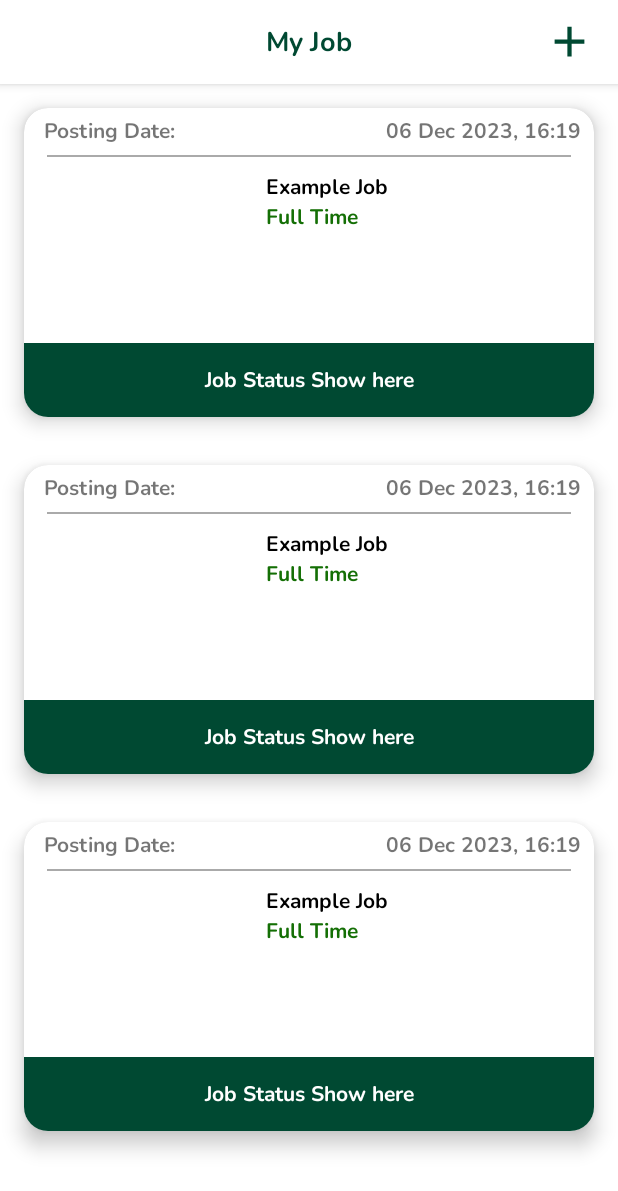
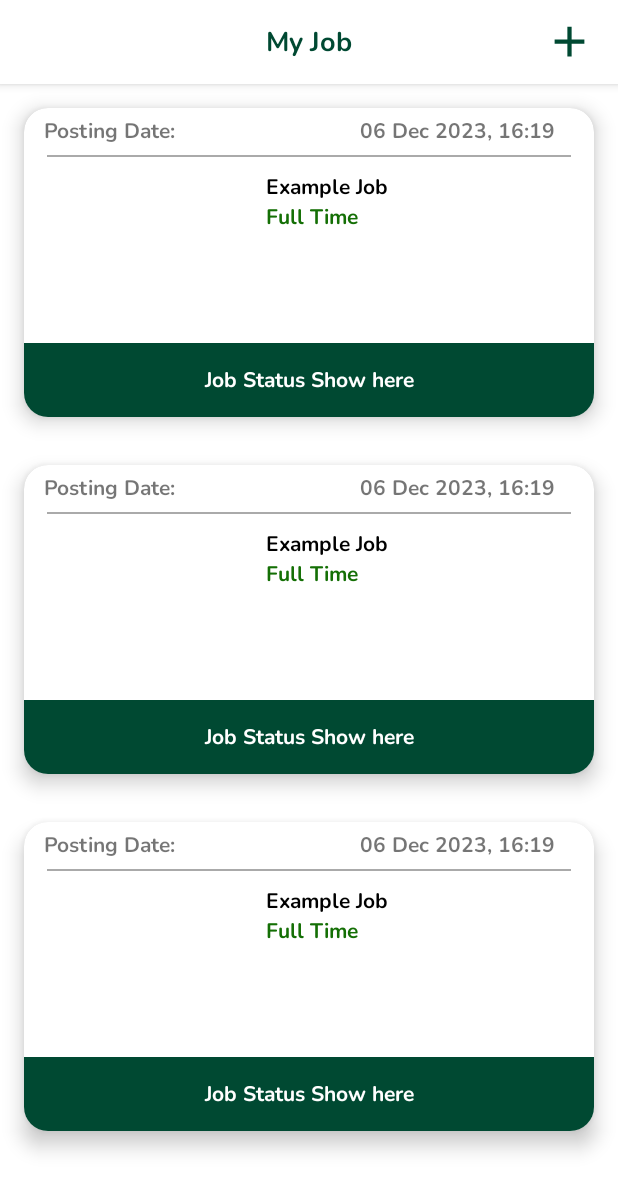
Before and after one commit to WeiChin04/EasyJob, an Android app: the layout fragment_employer_job_view.xml on its own in the app's theme, with its tools: preview values and no code run, on a phone screen of 412 x 824 dp. Shown: the top 1191 px of the screen. Run offline under Robolectric (Android 15) with nearby library versions, the phone set to English and light mode, and no system bars.

Commit message:
job item layout card view linear layout width change

```diff
--- a/app/src/main/res/layout/job_item.xml
+++ b/app/src/main/res/layout/job_item.xml
@@ -16,7 +16,7 @@
 
 
         <LinearLayout
-            android:layout_width="381dp"
+            android:layout_width="match_parent"
             android:layout_height="31dp"
             android:layout_gravity="center_vertical"
             android:layout_marginEnd="16dp"
@@ -93,7 +93,7 @@
             </LinearLayout>
 
             <LinearLayout
-                android:layout_width="222dp"
+                android:layout_width="match_parent"
                 android:layout_height="match_parent"
                 android:orientation="vertical">
 
--- a/app/src/main/res/values/strings.xml
+++ b/app/src/main/res/values/strings.xml
@@ -1,6 +1,8 @@
 <resources>
     <string name="app_name">EasyJob</string>
-
+    <string name="select_language">Select Language</string>
+    <string name="english">English</string>
+    <string name="chinese">中文</string>
     <!-- start page -->
     <string name="start_page_title">Welcome \nEasy Job</string>
     <string name="btn_login">Login</string>
```
